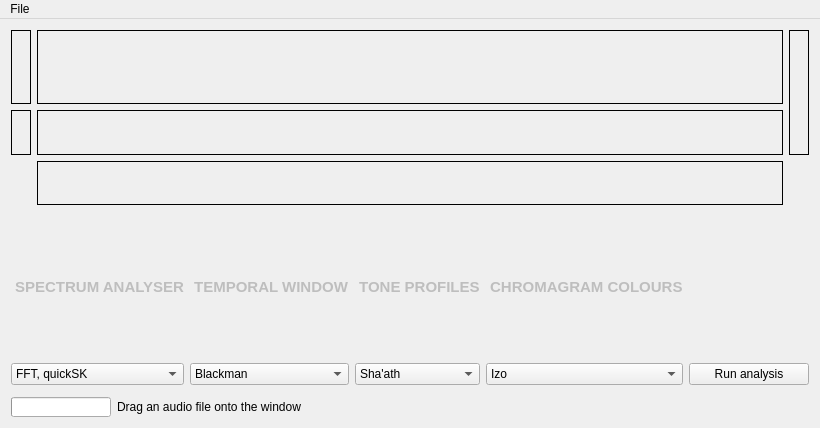
This is detailwindow.ui in ibsh/is_KeyFinder as Qt 5 draws it before an edit. The edited form follows.
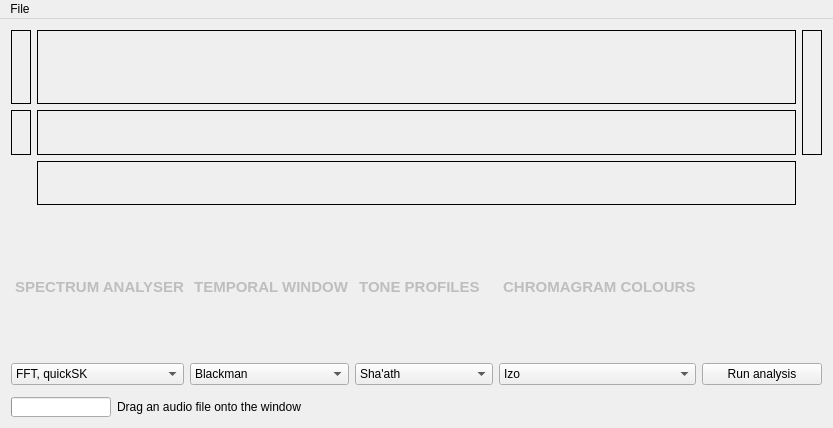
This is the edited form.

Commit message: Fixed some .pro and qmake issues And added some lightweight GUI help.

The edit to the form file:
```diff
--- a/detailwindow.ui
+++ b/detailwindow.ui
@@ -6,7 +6,7 @@
    <rect>
     <x>0</x>
     <y>0</y>
-    <width>800</width>
+    <width>833</width>
     <height>428</height>
    </rect>
   </property>
@@ -471,7 +471,7 @@
     <rect>
      <x>0</x>
      <y>0</y>
-     <width>800</width>
+     <width>833</width>
      <height>22</height>
     </rect>
    </property>
```
Left out of the diff: 51 changed lines with no effect on the pictures. The commit also changes 5 other files.
